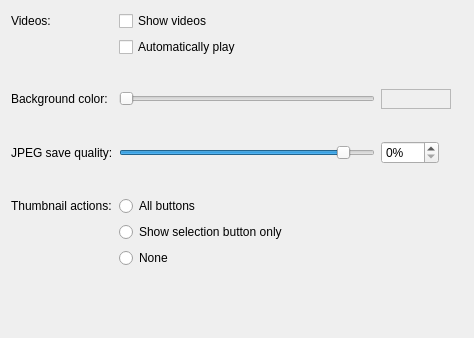
First picture: the form in app/generalconfigpage.ui, repository KDE/gwenview, before the edit.
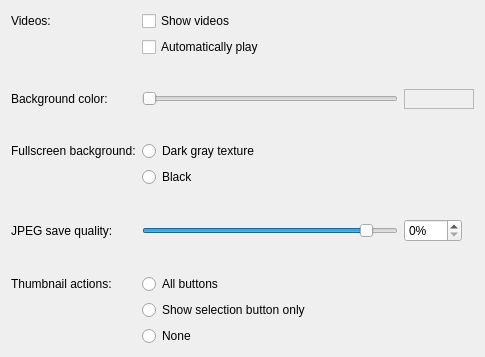
Second picture: the form after the edit.

Commit message: Add option to change the background for fullscreen

```diff
--- a/app/generalconfigpage.ui
+++ b/app/generalconfigpage.ui
@@ -12,7 +12,7 @@
   </property>
   <layout class="QFormLayout" name="formLayout">
    <item row="0" column="0">
-    <widget class="QLabel" name="label_2">
+    <widget class="QLabel" name="label">
      <property name="text">
       <string>Videos:</string>
      </property>
@@ -42,7 +42,7 @@
     </spacer>
    </item>
    <item row="3" column="0">
-    <widget class="QLabel" name="label">
+    <widget class="QLabel" name="label_2">
      <property name="text">
       <string>Background color:</string>
      </property>
@@ -122,14 +122,51 @@
      </property>
     </spacer>
    </item>
-   <item row="6" column="0">
-    <widget class="QLabel" name="label">
+   <item row="5" column="0">
+    <widget class="QLabel" name="label_3">
      <property name="text">
-      <string>JPEG save quality:</string>
+      <string>Fullscreen background:</string>
+     </property>
+    </widget>
+   </item>
+   <item row="5" column="1">
+    <widget class="QRadioButton" name="fullscreenBackgroundImageRadioButton">
+     <property name="text">
+      <string>Dark gray texture</string>
      </property>
     </widget>
    </item>
    <item row="6" column="1">
+    <widget class="QRadioButton" name="fullscreenBackgroundBlackRadioButton">
+     <property name="text">
+      <string>Black</string>
+     </property>
+    </widget>
+   </item>
+   <item row="7" column="1">
+    <spacer name="verticalSpacer_3">
+     <property name="orientation">
+      <enum>Qt::Vertical</enum>
+     </property>
+     <property name="sizeType">
+      <enum>QSizePolicy::Fixed</enum>
+     </property>
+     <property name="sizeHint" stdset="0">
+      <size>
+       <width>20</width>
+       <height>20</height>
+      </size>
+     </property>
+    </spacer>
+   </item>
+   <item row="8" column="0">
+    <widget class="QLabel" name="label_4">
+     <property name="text">
+      <string>JPEG save quality:</string>
+     </property>
+    </widget>
+   </item>
+   <item row="8" column="1">
     <layout class="QHBoxLayout" name="horizontalLayout">
      <item>
       <widget class="QSlider" name="kcfg_JPEGQuality">
@@ -187,7 +224,7 @@
      </item>
     </layout>
    </item>
-   <item row="7" column="1">
+   <item row="9" column="1">
     <spacer name="verticalSpacer_3">
      <property name="orientation">
       <enum>Qt::Vertical</enum>
@@ -203,28 +240,28 @@
      </property>
     </spacer>
    </item>
-   <item row="8" column="0">
-    <widget class="QLabel" name="label_3">
+   <item row="10" column="0">
+    <widget class="QLabel" name="label_5">
      <property name="text">
       <string>Thumbnail actions:</string>
      </property>
     </widget>
    </item>
-   <item row="8" column="1">
+   <item row="10" column="1">
     <widget class="QRadioButton" name="allButtonsThumbnailActionsRadioButton">
      <property name="text">
       <string>All buttons</string>
      </property>
     </widget>
    </item>
-   <item row="9" column="1">
+   <item row="11" column="1">
     <widget class="QRadioButton" name="selectionOnlyThumbnailActionsRadioButton">
      <property name="text">
       <string>Show selection button only</string>
      </property>
     </widget>
    </item>
-   <item row="10" column="1">
+   <item row="12" column="1">
     <widget class="QRadioButton" name="noneThumbnailActionsRadioButton">
      <property name="text">
       <string>None</string>
```
Left out of the diff: 14 changed lines with no effect on the pictures. The commit also changes 6 other files.
